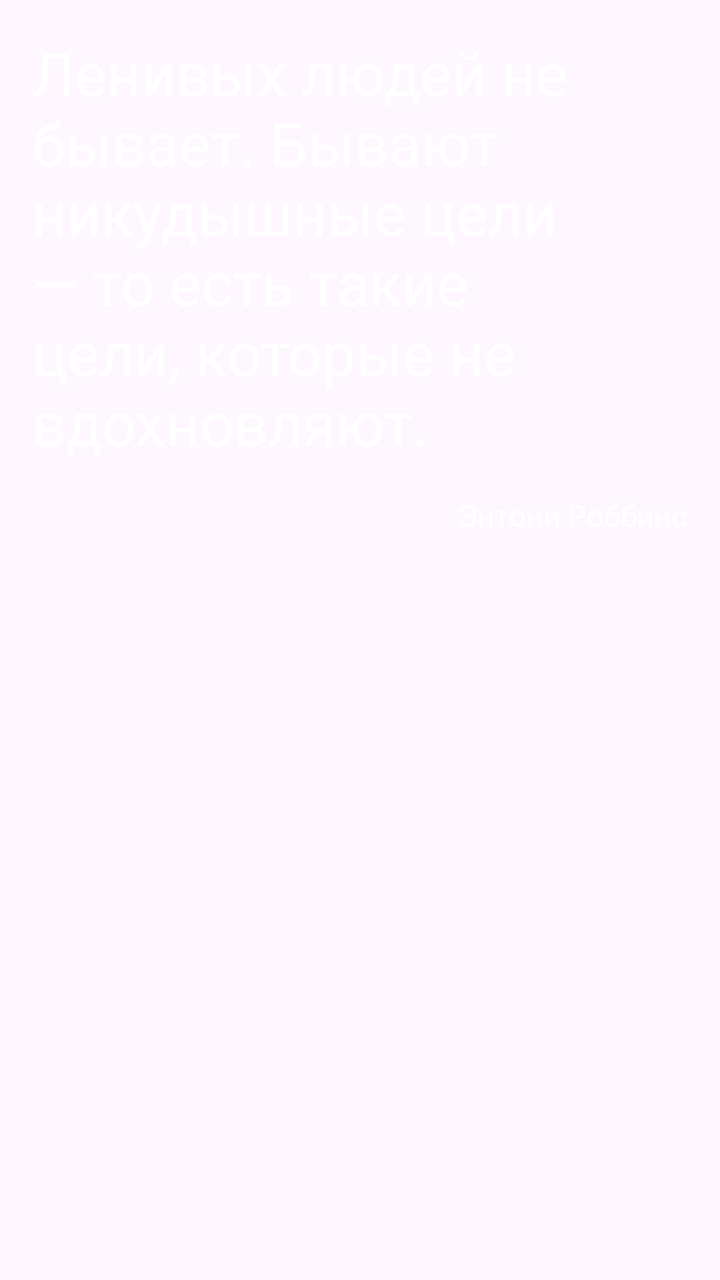
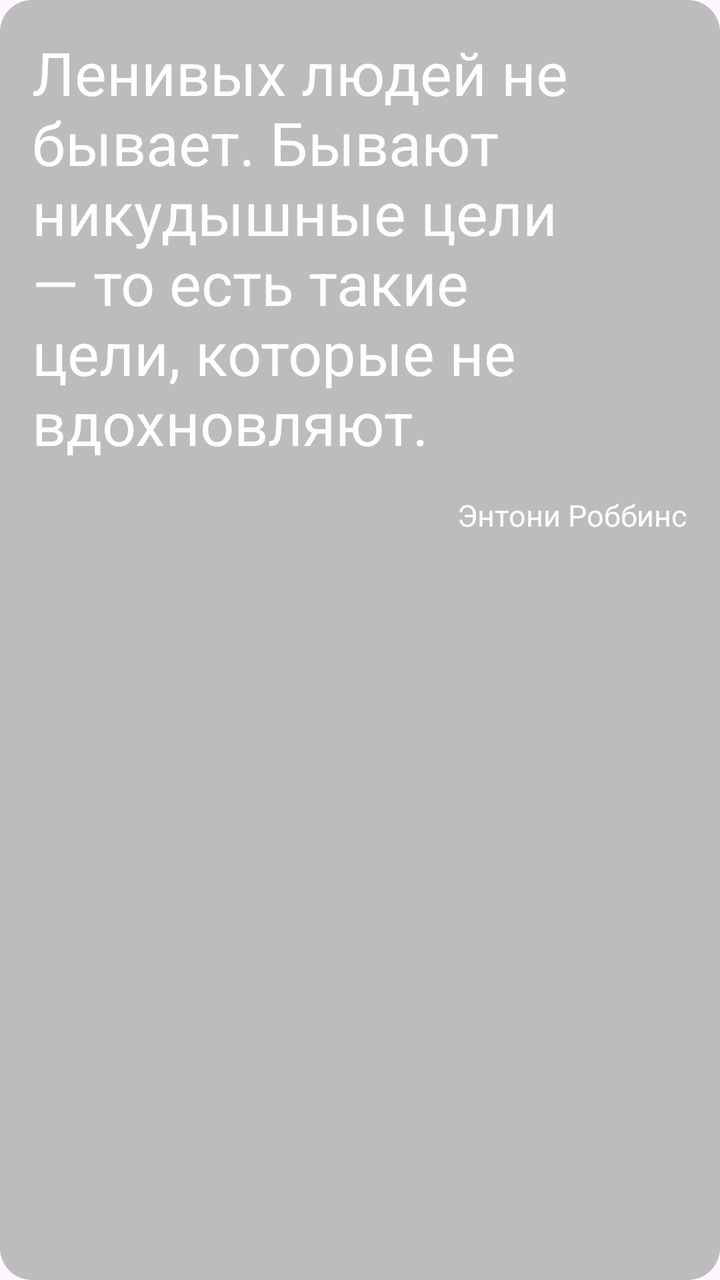

Before-and-after screenshots of an Android layout around one commit, followed by the original layout XML and the change that was made.
<!-- AndroidManifest.xml: application theme Theme.RandomQuotesWidget -->
<!-- res/layout/widget_quote_preview.xml -->
<?xml version="1.0" encoding="utf-8"?>
<LinearLayout xmlns:android="http://schemas.android.com/apk/res/android"
    android:layout_width="match_parent"
    android:layout_height="wrap_content"
    android:padding="@dimen/widget_padding"
    android:orientation="vertical">

    <TextView
        android:id="@+id/quote"
        android:layout_width="match_parent"
        android:layout_height="wrap_content"
        android:text="@string/widget_preview_quote"
        android:textColor="@android:color/white"
        android:textSize="@dimen/quote_widget_quote_default_text_size" />

    <TextView
        android:id="@+id/author"
        android:layout_width="wrap_content"
        android:layout_height="wrap_content"
        android:layout_marginTop="16dp"
        android:layout_gravity="end"
        android:text="@string/widget_preview_quote_author"
        android:textColor="@android:color/white"
        android:textSize="@dimen/quote_widget_author_default_text_size" />

</LinearLayout>
<!-- resources referenced by this layout -->
<resources>
  <dimen name="quote_widget_author_default_text_size">15sp</dimen>
  <dimen name="quote_widget_quote_default_text_size">30sp</dimen>
  <dimen name="widget_padding">16dp</dimen>
  <string name="widget_preview_quote">Ленивых людей не бывает. Бывают никудышные цели — то есть такие цели, которые не вдохновляют.</string>
  <string name="widget_preview_quote_author">Энтони Роббинс</string>
  <style name="Theme.RandomQuotesWidget" parent="Base.Theme.RandomQuotesWidget" />
  <style name="Base.Theme.RandomQuotesWidget" parent="Theme.Material3.DayNight.NoActionBar">
          
          
      </style>
</resources>

<!-- the commit's change to res/layout/widget_quote_preview.xml (unified diff, before → after) -->
@@ -3,6 +3,7 @@
     android:layout_width="match_parent"
     android:layout_height="wrap_content"
     android:padding="@dimen/widget_padding"
+    android:background="@drawable/widget_preview_background_shape"
     android:orientation="vertical">
 
     <TextView
<!-- resource entries referenced after the edit -->
@@ -3,9 +3,21 @@
   <dimen name="quote_widget_author_default_text_size">15sp</dimen>
   <dimen name="quote_widget_quote_default_text_size">30sp</dimen>
   <dimen name="widget_padding">16dp</dimen>
+  <!-- drawable widget_preview_background_shape (drawable) -->
+  <?xml version="1.0" encoding="utf-8"?>
+  <shape xmlns:android="http://schemas.android.com/apk/res/android"
+      android:shape="rectangle">
+  
+      <solid android:color="@color/widget_preview_container_background_color" />
+  
+      <corners android:radius="@dimen/spacing_16" />
+  
+  </shape>
   <string name="widget_preview_quote">Ленивых людей не бывает. Бывают никудышные цели — то есть такие цели, которые не вдохновляют.</string>
   <string name="widget_preview_quote_author">Энтони Роббинс</string>
   <style name="Theme.RandomQuotesWidget" parent="Base.Theme.RandomQuotesWidget" />
+  <color name="widget_preview_container_background_color">#80808080</color>
+  <dimen name="spacing_16">16dp</dimen>
   <style name="Base.Theme.RandomQuotesWidget" parent="Theme.Material3.DayNight.NoActionBar">
           
           
